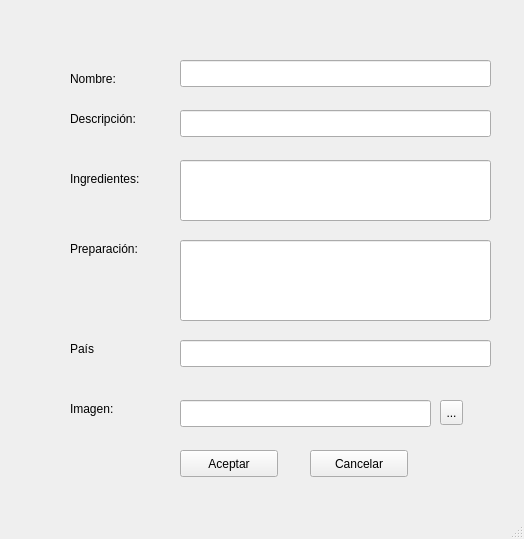
This is ProyectoFinalTaller/uis/ventana_nuevareceta.ui in Pachikuna/Proyecto-final as Qt 5 draws it before an edit. The edited form follows.
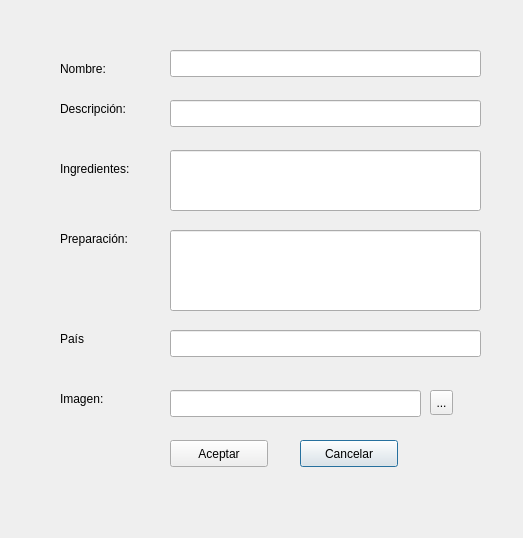
This is the edited form.

The edit to the form file:
```diff
--- a/ProyectoFinalTaller/uis/ventana_nuevareceta.ui
+++ b/ProyectoFinalTaller/uis/ventana_nuevareceta.ui
@@ -1,37 +1,23 @@
 <?xml version="1.0" encoding="UTF-8"?>
 <ui version="4.0">
- <class>MainWindow</class>
- <widget class="QMainWindow" name="MainWindow">
+ <class>ventana_nuevareceta</class>
+ <widget class="QDialog" name="ventana_nuevareceta">
   <property name="geometry">
    <rect>
     <x>0</x>
     <y>0</y>
-    <width>524</width>
-    <height>539</height>
+    <width>523</width>
+    <height>538</height>
    </rect>
   </property>
   <property name="windowTitle">
    <string>Nueva receta</string>
   </property>
-  <widget class="QWidget" name="centralwidget">
-   <widget class="QPushButton" name="btn_aceptar">
-    <property name="geometry">
-     <rect>
-      <x>180</x>
-      <y>450</y>
-      <width>98</width>
-      <height>27</height>
-     </rect>
-    </property>
-    <property name="text">
-     <string>Aceptar</string>
-    </property>
-   </widget>
    <widget class="QPushButton" name="btn_cancelar">
     <property name="geometry">
      <rect>
-      <x>310</x>
-      <y>450</y>
+     <x>300</x>
+     <y>440</y>
       <width>98</width>
       <height>27</height>
      </rect>
@@ -40,21 +26,67 @@
      <string>Cancelar</string>
     </property>
    </widget>
-   <widget class="QLineEdit" name="nombre">
+  <widget class="QLineEdit" name="direccion_imagen">
     <property name="geometry">
      <rect>
-      <x>180</x>
-      <y>60</y>
+     <x>170</x>
+     <y>390</y>
+     <width>251</width>
+     <height>27</height>
+    </rect>
+   </property>
+  </widget>
+  <widget class="QLineEdit" name="descripcion">
+   <property name="geometry">
+    <rect>
+     <x>170</x>
+     <y>100</y>
       <width>311</width>
       <height>27</height>
      </rect>
     </property>
    </widget>
+  <widget class="QLabel" name="label_6">
+   <property name="geometry">
+    <rect>
+     <x>60</x>
+     <y>390</y>
+     <width>101</width>
+     <height>17</height>
+    </rect>
+   </property>
+   <property name="text">
+    <string>Imagen:</string>
+   </property>
+  </widget>
+  <widget class="QLineEdit" name="ingredientes">
+   <property name="geometry">
+    <rect>
+     <x>170</x>
+     <y>150</y>
+     <width>311</width>
+     <height>61</height>
+    </rect>
+   </property>
+  </widget>
+  <widget class="QLabel" name="label_2">
+   <property name="geometry">
+    <rect>
+     <x>60</x>
+     <y>100</y>
+     <width>101</width>
+     <height>17</height>
+    </rect>
+   </property>
+   <property name="text">
+    <string>Descripción: </string>
+   </property>
+  </widget>
    <widget class="QLabel" name="label">
     <property name="geometry">
      <rect>
-      <x>70</x>
-      <y>70</y>
+     <x>60</x>
+     <y>60</y>
       <width>66</width>
       <height>17</height>
      </rect>
@@ -63,24 +95,11 @@
      <string>Nombre:</string>
     </property>
    </widget>
-   <widget class="QLabel" name="label_2">
-    <property name="geometry">
-     <rect>
-      <x>70</x>
-      <y>110</y>
-      <width>101</width>
-      <height>17</height>
-     </rect>
-    </property>
-    <property name="text">
-     <string>Descripción: </string>
-    </property>
-   </widget>
    <widget class="QLabel" name="label_3">
     <property name="geometry">
      <rect>
-      <x>70</x>
-      <y>170</y>
+     <x>60</x>
+     <y>160</y>
       <width>101</width>
       <height>17</height>
      </rect>
@@ -89,24 +108,11 @@
      <string>Ingredientes:</string>
     </property>
    </widget>
-   <widget class="QLabel" name="label_4">
-    <property name="geometry">
-     <rect>
-      <x>70</x>
-      <y>240</y>
-      <width>101</width>
-      <height>17</height>
-     </rect>
-    </property>
-    <property name="text">
-     <string>Preparación: </string>
-    </property>
-   </widget>
    <widget class="QLabel" name="label_5">
     <property name="geometry">
      <rect>
-      <x>70</x>
-      <y>340</y>
+     <x>60</x>
+     <y>330</y>
       <width>101</width>
       <height>17</height>
      </rect>
@@ -115,74 +121,11 @@
      <string>País</string>
     </property>
    </widget>
-   <widget class="QLineEdit" name="descripcion">
-    <property name="geometry">
-     <rect>
-      <x>180</x>
-      <y>110</y>
-      <width>311</width>
-      <height>27</height>
-     </rect>
-    </property>
-   </widget>
-   <widget class="QLineEdit" name="pais">
-    <property name="geometry">
-     <rect>
-      <x>180</x>
-      <y>340</y>
-      <width>311</width>
-      <height>27</height>
-     </rect>
-    </property>
-   </widget>
-   <widget class="QLineEdit" name="preparacion">
-    <property name="geometry">
-     <rect>
-      <x>180</x>
-      <y>240</y>
-      <width>311</width>
-      <height>81</height>
-     </rect>
-    </property>
-   </widget>
-   <widget class="QLineEdit" name="ingredientes">
-    <property name="geometry">
-     <rect>
-      <x>180</x>
-      <y>160</y>
-      <width>311</width>
-      <height>61</height>
-     </rect>
-    </property>
-   </widget>
-   <widget class="QLabel" name="label_6">
-    <property name="geometry">
-     <rect>
-      <x>70</x>
-      <y>400</y>
-      <width>101</width>
-      <height>17</height>
-     </rect>
-    </property>
-    <property name="text">
-     <string>Imagen:</string>
-    </property>
-   </widget>
-   <widget class="QLineEdit" name="direccion_imagen">
-    <property name="geometry">
-     <rect>
-      <x>180</x>
-      <y>400</y>
-      <width>251</width>
-      <height>27</height>
-     </rect>
-    </property>
-   </widget>
    <widget class="QToolButton" name="carga_imagen">
     <property name="geometry">
      <rect>
-      <x>440</x>
-      <y>400</y>
+     <x>430</x>
+     <y>390</y>
       <width>23</width>
       <height>25</height>
      </rect>
@@ -191,18 +134,62 @@
      <string>...</string>
     </property>
    </widget>
+  <widget class="QLineEdit" name="pais">
+   <property name="geometry">
+    <rect>
+     <x>170</x>
+     <y>330</y>
+     <width>311</width>
+     <height>27</height>
+    </rect>
+   </property>
   </widget>
-  <widget class="QMenuBar" name="menubar">
+  <widget class="QPushButton" name="btn_aceptar">
    <property name="geometry">
     <rect>
-     <x>0</x>
-     <y>0</y>
-     <width>524</width>
-     <height>25</height>
+     <x>170</x>
+     <y>440</y>
+     <width>98</width>
+     <height>27</height>
     </rect>
    </property>
+   <property name="text">
+    <string>Aceptar</string>
+   </property>
   </widget>
-  <widget class="QStatusBar" name="statusbar"/>
+  <widget class="QLineEdit" name="nombre">
+   <property name="geometry">
+    <rect>
+     <x>170</x>
+     <y>50</y>
+     <width>311</width>
+     <height>27</height>
+    </rect>
+   </property>
+  </widget>
+  <widget class="QLineEdit" name="preparacion">
+   <property name="geometry">
+    <rect>
+     <x>170</x>
+     <y>230</y>
+     <width>311</width>
+     <height>81</height>
+    </rect>
+   </property>
+  </widget>
+  <widget class="QLabel" name="label_4">
+   <property name="geometry">
+    <rect>
+     <x>60</x>
+     <y>230</y>
+     <width>101</width>
+     <height>17</height>
+    </rect>
+   </property>
+   <property name="text">
+    <string>Preparación: </string>
+   </property>
+  </widget>
  </widget>
  <resources/>
  <connections/>
```
Lines whose indentation alone changed are shown as unchanged.
